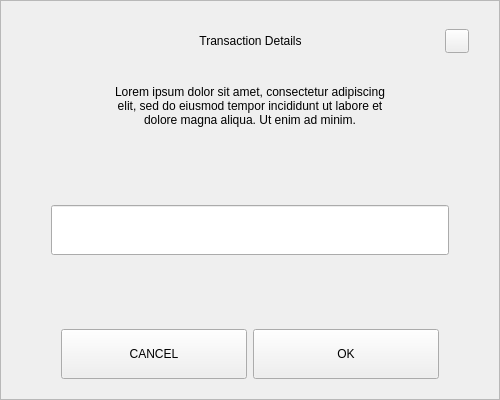
Qt form src/qt/pengolincoin/forms/sendchangeaddressdialog.ui (pengolincoin/PengolinCoin-Core) before a commit.
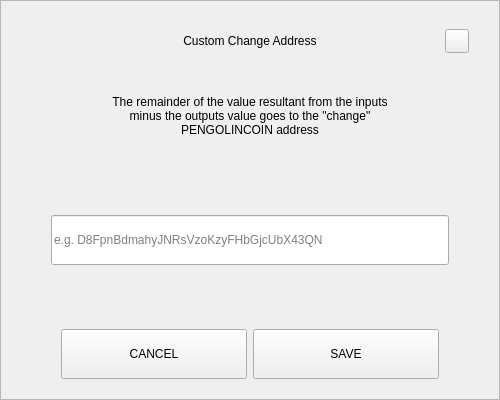
The same form after that commit.

```diff
--- a/src/qt/pengolincoin/forms/sendchangeaddressdialog.ui
+++ b/src/qt/pengolincoin/forms/sendchangeaddressdialog.ui
@@ -92,7 +92,7 @@
            <string notr="true">padding-left:24px;</string>
           </property>
           <property name="text">
-           <string>Transaction Details</string>
+           <string>Custom Change Address</string>
           </property>
           <property name="alignment">
            <set>Qt::AlignCenter</set>
@@ -160,11 +160,11 @@
         <property name="minimumSize">
          <size>
           <width>0</width>
-          <height>50</height>
+          <height>70</height>
          </size>
         </property>
         <property name="text">
-         <string>Lorem ipsum dolor sit amet, consectetur adipiscing elit, sed do eiusmod tempor incididunt ut labore et dolore magna aliqua. Ut enim ad minim.</string>
+         <string>The remainder of the value resultant from the inputs minus the outputs value goes to the &quot;change&quot; PENGOLINCOIN address</string>
         </property>
         <property name="alignment">
          <set>Qt::AlignCenter</set>
@@ -206,6 +206,9 @@
             <height>50</height>
            </size>
           </property>
+          <property name="placeholderText">
+           <string notr="true">e.g. D8FpnBdmahyJNRsVzoKzyFHbGjcUbX43QN</string>
+          </property>
          </widget>
         </item>
        </layout>
@@ -262,7 +265,7 @@
            <enum>Qt::NoFocus</enum>
           </property>
           <property name="text">
-           <string>OK</string>
+           <string>SAVE</string>
           </property>
          </widget>
         </item>
```
